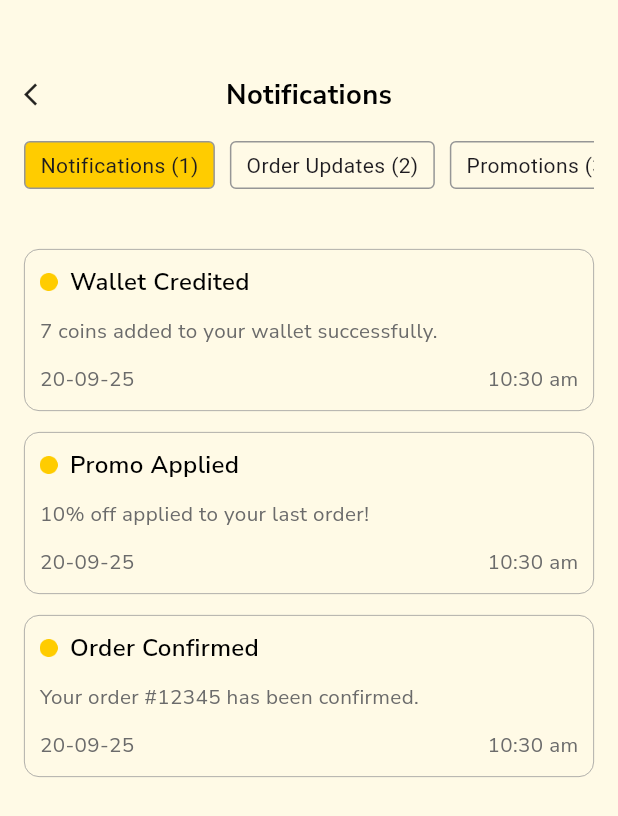
After one commit to Dev-Ninjas-Backup/nicholaslim80, a Flutter app: the UserNotification screen opened by its route, on a phone screen of 412 x 824 dp. The commit adds this screen. Shown: the top 816 px of the screen. Run offline on Flutter 3.47's test engine with Material 3 defaults, Android fonts, the phone set to English and light mode, and no system bars; our stand-ins replace flutter_easyloading, flutter_screenutil, get, google_fonts.

Commit message:
added notification screen

```diff
--- a/lib/core/common/widgets/custom_app_bar_user.dart
+++ b/lib/core/common/widgets/custom_app_bar_user.dart
@@ -1,6 +1,6 @@
-import 'package:flutter/widgets.dart';
+import 'package:flutter/material.dart';
+import 'package:get/get.dart';
 import 'package:nicholaslim80/core/common/styles/global_text_style.dart';
-import 'package:nicholaslim80/core/utils/constants/icon_path.dart';
 
 class CustomAppBarUser extends StatelessWidget {
   final String title;
@@ -15,19 +15,23 @@ class CustomAppBarUser extends StatelessWidget {
       child: Row(
         mainAxisAlignment: MainAxisAlignment.spaceBetween,
         children: [
-          Row(
-            children: [
-              Image.asset(IconPath.arrowBackIcon, height: 18, width: 18),
+          GestureDetector(
+            onTap: () {
+              Get.back();
+            },
+            child: Icon(Icons.arrow_back_ios, size: 18),
+          ),
 
-              SizedBox(width: 17),
-
-              Text(
+          Expanded(
+            child: Center(
+              child: Text(
                 title,
                 style: getTextStyle(fontSize: 16, fontWeight: FontWeight.w700),
               ),
-            ],
+            ),
           ),
-          ?action,
+
+          action ?? const SizedBox(width: 18),
         ],
       ),
     );
--- a/lib/core/utils/constants/icon_path.dart
+++ b/lib/core/utils/constants/icon_path.dart
@@ -22,6 +22,7 @@ class IconPath {
     static String supportIcon="assets/icons/support.png";
     static String logOutIcon="assets/icons/logOutIcon.png";
     static String carIcon="assets/icons/carIcon.png";
+    static String ellipsIcon="assets/icons/ellipse.png";
 
 
 }
--- a/lib/features/user/home/controller/home_controller.dart
+++ b/lib/features/user/home/controller/home_controller.dart
@@ -3,6 +3,7 @@ import 'package:get/get.dart';
 import 'package:nicholaslim80/core/utils/constants/icon_path.dart';
 import 'package:nicholaslim80/core/utils/constants/image_path.dart';
 import 'package:nicholaslim80/features/user/home/model/drawer_model.dart';
+import 'package:nicholaslim80/routes/app_routes.dart';
 
 class HomeController extends GetxController {
   final userName = 'Good Morning!'.obs;
@@ -60,7 +61,7 @@ class HomeController extends GetxController {
       DrawerModel(
         iconUrl: IconPath.notificationIcon2,
         iconname: "Notifications",
-        ontap: () {},
+        ontap: () {Get.toNamed(AppRoutes.getUserNotification());},
       ),
       DrawerModel(
         iconUrl: IconPath.savedIcon,
--- a/lib/features/user/home/widgets/drawer.dart
+++ b/lib/features/user/home/widgets/drawer.dart
@@ -27,7 +27,6 @@ Drawer drawer(HomeController controller) {
 
               Padding(
                 padding: EdgeInsets.only(top: 30),
-                child: Expanded(
                 child: ListView.builder(
                   itemCount: controller.drawerItem.length,
                   padding: EdgeInsets.zero,
@@ -69,7 +68,6 @@ Drawer drawer(HomeController controller) {
                   },
                 ),
               ),
-              ),
             ],
           ),
         ),
--- /dev/null
+++ b/lib/features/user/notification/controller/user_notification_controller.dart
@@ -0,0 +1,46 @@
+import 'package:get/get.dart';
+import 'package:nicholaslim80/features/user/notification/model/notification1_model.dart';
+
+class UserNotificationController extends GetxController {
+  final RxInt selectNotificationListIndex = 0.obs;
+
+  var notificationList = [
+    "Notifications (1)",
+    "Order Updates (2)",
+    "Promotions (3)",
+  ];
+
+  final RxList notification1 = [].obs;
+
+  @override
+  void onInit() {
+
+  notification1Item;
+
+
+    super.onInit();
+  }
+
+
+  void get notification1Item => notification1.addAll([
+      Notification1Model(
+        title: "Wallet Credited",
+        subTitle: "7 coins added to your wallet successfully.",
+        date: "20-09-25",
+        time: "10:30 am",
+      ),
+      Notification1Model(
+        title: "Promo Applied",
+        subTitle: "10% off applied to your last order!",
+        date: "20-09-25",
+        time: "10:30 am",
+      ),
+
+      Notification1Model(
+        title: "Order Confirmed",
+        subTitle: "Your order #12345 has been confirmed.",
+        date: "20-09-25",
+        time: "10:30 am",
+      ),
+    ]);
+}
--- /dev/null
+++ b/lib/features/user/notification/model/notification1_model.dart
@@ -0,0 +1,13 @@
+class Notification1Model {
+  final String title;
+  final String subTitle;
+  final String date;
+  final String time;
+
+  Notification1Model({
+    required this.title,
+    required this.subTitle,
+    required this.date,
+    required this.time,
+  });
+}
--- /dev/null
+++ b/lib/features/user/notification/screen/user_notification1.dart
@@ -0,0 +1,154 @@
+import 'package:flutter/material.dart';
+import 'package:get/get.dart';
+import 'package:nicholaslim80/core/common/styles/global_text_style.dart';
+import 'package:nicholaslim80/core/common/widgets/custom_app_bar_user.dart';
+import 'package:nicholaslim80/core/utils/constants/app_colors.dart';
+import 'package:nicholaslim80/core/utils/constants/icon_path.dart';
+import 'package:nicholaslim80/features/user/notification/controller/user_notification_controller.dart';
+
+class UserNotification extends StatelessWidget {
+  const UserNotification({super.key});
+
+  @override
+  Widget build(BuildContext context) {
+    var controller = Get.put(UserNotificationController());
+    return Scaffold(
+      backgroundColor: AppColors.backgroungColor,
+      body: SingleChildScrollView(
+        child: Column(
+          children: [
+            CustomAppBarUser(title: "Notifications"),
+            Padding(
+              padding: EdgeInsets.symmetric(horizontal: 16, vertical: 18),
+              child: Obx(
+                () => Column(
+                  children: [
+                    SingleChildScrollView(
+                      scrollDirection: Axis.horizontal,
+
+                      child: Row(
+                        children: List.generate(
+                          controller.notificationList.length,
+                          (index) {
+                            final isSelected =
+                                controller.selectNotificationListIndex.value ==
+                                index;
+                            return GestureDetector(
+                              onTap: () {
+                                controller.selectNotificationListIndex.value =
+                                    index;
+                              },
+
+                              child: Container(
+                                margin: EdgeInsets.only(right: 10),
+                                padding: EdgeInsets.symmetric(
+                                  horizontal: 10,
+                                  vertical: 5,
+                                ),
+                                decoration: BoxDecoration(
+                                  border: Border.all(
+                                    color: AppColors.subtitleFontColor,
+                                  ),
+                                  borderRadius: BorderRadius.circular(4),
+                                  color: isSelected
+                                      ? AppColors.onboardingIndicatorActive
+                                      : Colors.transparent,
+                                ),
+                                child: Text(controller.notificationList[index]),
+                              ),
+                            );
+                          },
+                        ),
+                      ),
+                    ),
+                    SizedBox(height: 40),
+
+                    ListView.builder(
+                      padding: EdgeInsets.zero,
+                      shrinkWrap: true,
+                      physics: NeverScrollableScrollPhysics(),
+                      itemCount: controller.notification1.length,
+                      itemBuilder: (_, index) {
+                        var item = controller.notification1[index];
+                        return Padding(
+                          padding: EdgeInsets.only(bottom: 14),
+                          child: Container(
+                            padding: EdgeInsets.symmetric(
+                              horizontal: 10,
+                              vertical: 10,
+                            ),
+
+                            decoration: BoxDecoration(
+                              border: Border.all(
+                                color: AppColors.subtitleFontColor,
+                                width: 0.5,
+                              ),
+                              borderRadius: BorderRadius.circular(10),
+                            ),
+
+                            child: Column(
+                              crossAxisAlignment: CrossAxisAlignment.start,
+                              children: [
+                                Row(
+                                  children: [
+                                    Image.asset(
+                                      IconPath.ellipsIcon,
+                                      height: 12,
+                                      width: 12,
+                                      color:
+                                          AppColors.onboardingIndicatorActive,
+                                    ),
+                                    SizedBox(width: 8),
+                                    Text(
+                                      item.title,
+                                      style: getTextStyle(
+                                        fontWeight: FontWeight.w600,
+                                      ),
+                                    ),
+                                  ],
+                                ),
+                                SizedBox(height: 12),
+                                Text(
+                                  item.subTitle,
+                                  style: getTextStyle(
+                                    fontSize: 12,
+                                    color: Color(0xFF6B6B6B),
+                                  ),
+                                ),
+                                SizedBox(height: 12),
+                                Row(
+                                  mainAxisAlignment:
+                                      MainAxisAlignment.spaceBetween,
+                                  children: [
+                                    Text(
+                                      item.date,
+                                      style: getTextStyle(
+                                        fontSize: 12,
+                                        color: Color(0xFF6B6B6B),
+                                      ),
+                                    ),
+                                    Text(
+                                      item.time,
+                                      style: getTextStyle(
+                                        fontSize: 12,
+                                        color: Color(0xFF6B6B6B),
+                                      ),
+                                    ),
+                                  ],
+                                ),
+                              ],
+                            ),
+                          ),
+                        );
+                      },
+                    ),
+                  ],
+                ),
+              ),
+            ),
+          ],
+        ),
+      ),
+    );
+  }
+}
--- a/lib/routes/app_routes.dart
+++ b/lib/routes/app_routes.dart
@@ -8,6 +8,7 @@ import 'package:nicholaslim80/features/rider/app_quiz/screen/app_quiz_screen.dar
 import 'package:nicholaslim80/features/rider/driver_preference/distance_radius/screen/distance_radius_screen.dart';
 import 'package:nicholaslim80/features/rider/driver_preference/screen/driver_preference_screen.dart';
 import 'package:nicholaslim80/features/splash/screen/splash_screen.dart';
+import 'package:nicholaslim80/features/user/notification/screen/user_notification1.dart';
 import 'package:nicholaslim80/features/user/profile/screen/profile_screen.dart';
 import 'package:nicholaslim80/features/user/auth/login/screen/login_signup_screen.dart';
 import 'package:nicholaslim80/features/user/auth/verification/screen/verification_screen.dart';
@@ -29,6 +30,8 @@ class AppRoutes {
   static String tryAginScreen = '/tryAginScreen';
   static String driverPreferenceScreen = '/driverPreferenceScreen';
   static String distanceRadiusScreen = '/distanceRadiusScreen';
+  //user notification
+  static String userNotification='/user/notification';
 
   static String getSplashScreen() => splashScreen;
   static String getOnboardingScreen() => onboardingScreen;
@@ -44,6 +47,8 @@ class AppRoutes {
   static String gettryAginScreen() => tryAginScreen;
   static String getdriverPreferenceScreen() => driverPreferenceScreen;
   static String getdistanceRadiusScreen() => distanceRadiusScreen;
+  //user notification
+  static String getUserNotification()=>userNotification;
 
   static List<GetPage> routes = [
     GetPage(name: splashScreen, page: () => SplashScreen()),
@@ -108,5 +113,7 @@ class AppRoutes {
       page: () => DistanceRadiusScreen(),
       transition: Transition.fadeIn,
     ),
+    //user notification
+    GetPage(name: userNotification, page: ()=>UserNotification())
   ];
 }
```
Also changed, not shown: assets/icons/ellipse.png (added). Lines whose indentation alone changed are shown as unchanged.
